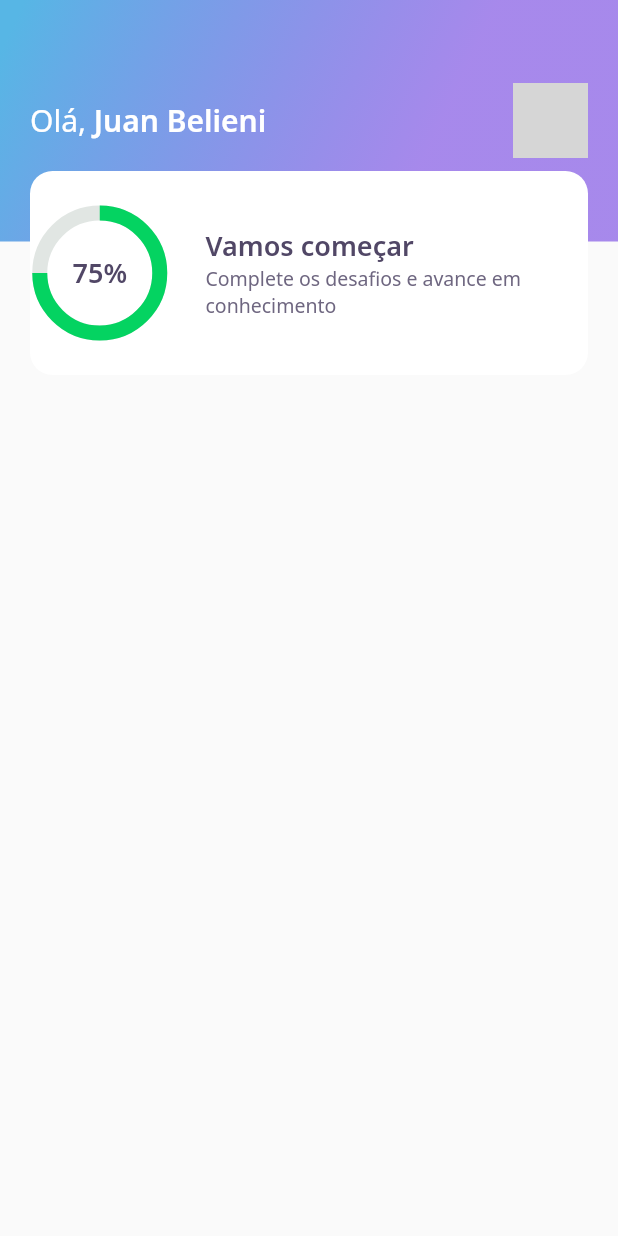
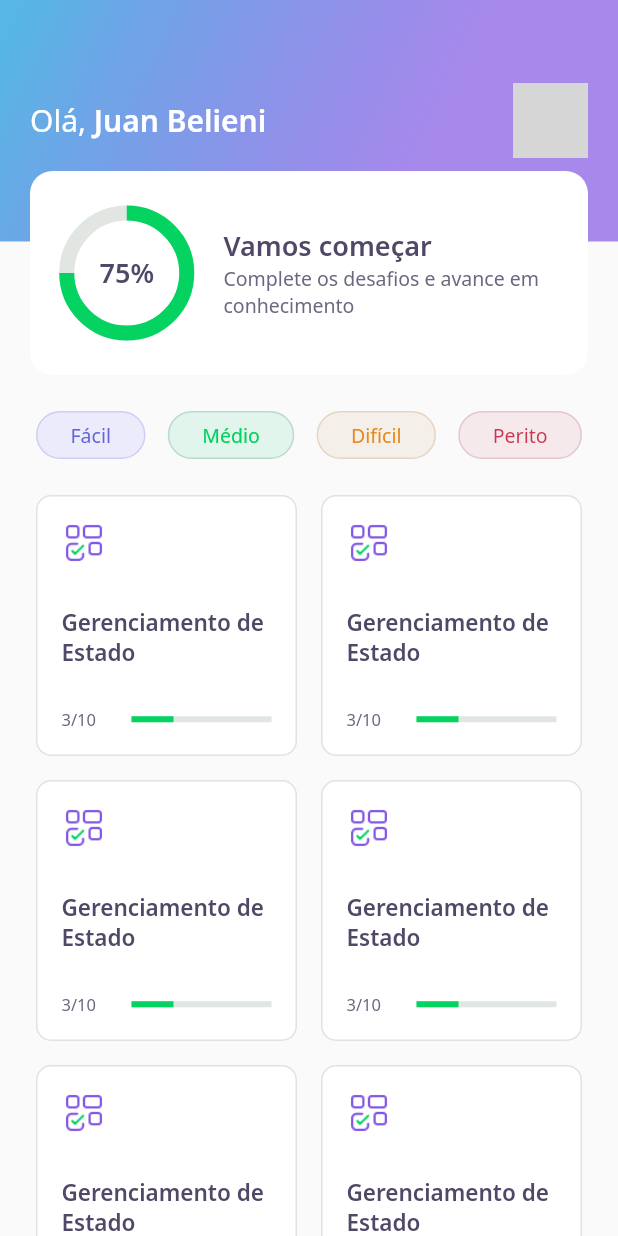
Before and after one commit to juanbelieni/devquiz, a Flutter app: the screen it shows after launch, on a phone screen of 412 x 824 dp. Run offline on Flutter 3.47's test engine with Material 2 defaults, Android fonts, the phone set to English and light mode, and no system bars; our stand-ins replace google_fonts; network calls fail; grey boxes are pictures that could not be loaded.

Commit message:
Day 2 - NLW

```diff
--- a/lib/home/home_page.dart
+++ b/lib/home/home_page.dart
@@ -1,9 +1,9 @@
 import 'package:devquiz/home/widgets/app_bar/app_bar_widget.dart';
+import 'package:devquiz/home/widgets/level_button/level_button_widget.dart';
+import 'package:devquiz/home/widgets/quiz_card/quiz_card_widget.dart';
 import 'package:flutter/material.dart';
 
 class HomePage extends StatefulWidget {
-  // const HomePage({Key? key}) : super(key: key);
-
   @override
   _HomePageState createState() => _HomePageState();
 }
@@ -13,6 +13,45 @@ class _HomePageState extends State<HomePage> {
   Widget build(BuildContext context) {
     return Scaffold(
       appBar: AppBarWidget(),
+      body: Padding(
+        padding: const EdgeInsets.symmetric(horizontal: 24),
+        child: Column(
+          children: [
+            SizedBox(
+              height: 24,
+            ),
+            Row(
+              mainAxisAlignment: MainAxisAlignment.spaceBetween,
+              children: [
+                LevelButtonWidget(label: 'Fácil'),
+                LevelButtonWidget(label: 'Médio'),
+                LevelButtonWidget(label: 'Difícil'),
+                LevelButtonWidget(label: 'Perito'),
+              ],
+            ),
+            SizedBox(
+              height: 24,
+            ),
+            Expanded(
+              child: GridView.count(
+                crossAxisCount: 2,
+                crossAxisSpacing: 16,
+                mainAxisSpacing: 16,
+                padding: const EdgeInsets.only(bottom: 16),
+                children: [
+                  QuizCardWidget(),
+                  QuizCardWidget(),
+                  QuizCardWidget(),
+                  QuizCardWidget(),
+                  QuizCardWidget(),
+                  QuizCardWidget(),
+                  QuizCardWidget(),
+                ],
+              ),
+            ),
+          ],
+        ),
+      ),
     );
   }
 }
--- /dev/null
+++ b/lib/home/widgets/level_button/level_button_widget.dart
@@ -0,0 +1,62 @@
+import 'package:devquiz/core/core.dart';
+import 'package:flutter/material.dart';
+import 'package:google_fonts/google_fonts.dart';
+
+class LevelButtonWidget extends StatelessWidget {
+  final String label;
+
+  LevelButtonWidget({Key? key, required this.label})
+      : assert(["Fácil", "Médio", "Difícil", "Perito"].contains(label)),
+        super(key: key);
+
+  final decoration = {
+    "Fácil": {
+      "color": AppColors.levelButtonFacil,
+      "borderColor": AppColors.levelButtonBorderFacil,
+      "fontColor": AppColors.levelButtonTextFacil,
+    },
+    "Médio": {
+      "color": AppColors.levelButtonMedio,
+      "borderColor": AppColors.levelButtonBorderMedio,
+      "fontColor": AppColors.levelButtonTextMedio,
+    },
+    "Difícil": {
+      "color": AppColors.levelButtonDificil,
+      "borderColor": AppColors.levelButtonBorderDificil,
+      "fontColor": AppColors.levelButtonTextDificil,
+    },
+    'Perito': {
+      "color": AppColors.levelButtonPerito,
+      "borderColor": AppColors.levelButtonBorderPerito,
+      "fontColor": AppColors.levelButtonTextPerito,
+    },
+  };
+
+  Color get color => decoration[label]!['color']!;
+  Color get borderColor => decoration[label]!['borderColor']!;
+  Color get fontColor => decoration[label]!['fontColor']!;
+
+  @override
+  Widget build(BuildContext context) {
+    return Container(
+      decoration: BoxDecoration(
+        color: color,
+        border: Border.fromBorderSide(BorderSide(color: borderColor)),
+        borderRadius: BorderRadius.circular(28),
+      ),
+      child: Padding(
+        padding: const EdgeInsets.symmetric(
+          horizontal: 22,
+          vertical: 6,
+        ),
+        child: Text(
+          label,
+          style: GoogleFonts.notoSans(
+            color: fontColor,
+            fontSize: 13,
+          ),
+        ),
+      ),
+    );
+  }
+}
--- /dev/null
+++ b/lib/home/widgets/quiz_card/quiz_card_widget.dart
@@ -0,0 +1,43 @@
+import 'package:devquiz/core/core.dart';
+import 'package:devquiz/shared/widgets/progress_indicator/progress_indicator.dart';
+import 'package:flutter/material.dart';
+
+class QuizCardWidget extends StatelessWidget {
+  @override
+  Widget build(BuildContext context) {
+    return Container(
+        padding: const EdgeInsets.all(16),
+        decoration: BoxDecoration(
+          border: Border.fromBorderSide(BorderSide(color: AppColors.border)),
+          color: AppColors.white,
+          borderRadius: BorderRadius.circular(10),
+        ),
+        child: Column(
+          crossAxisAlignment: CrossAxisAlignment.start,
+          mainAxisAlignment: MainAxisAlignment.spaceBetween,
+          children: [
+            Container(
+              height: 30,
+              width: 30,
+              child: Image.asset(AppImages.blocks),
+            ),
+            Text(
+              "Gerenciamento de Estado",
+              style: AppTextStyles.heading15,
+            ),
+            Row(
+              children: [
+                Expanded(
+                  flex: 1,
+                  child: Text(
+                    "3/10",
+                    style: AppTextStyles.body11,
+                  ),
+                ),
+                Expanded(flex: 2, child: ProgressIndicatorWidget(value: 0.3))
+              ],
+            )
+          ],
+        ));
+  }
+}
--- a/lib/home/widgets/score_card/score_card_widget.dart
+++ b/lib/home/widgets/score_card/score_card_widget.dart
@@ -14,6 +14,8 @@ class ScoreCardWidget extends StatelessWidget {
           color: AppColors.white,
           borderRadius: BorderRadius.circular(15),
         ),
+        child: Padding(
+          padding: const EdgeInsets.symmetric(horizontal: 24),
           child: Row(
             crossAxisAlignment: CrossAxisAlignment.center,
             children: [
@@ -44,6 +46,7 @@ class ScoreCardWidget extends StatelessWidget {
             ],
           ),
         ),
+      ),
     );
   }
 }
--- /dev/null
+++ b/lib/shared/widgets/progress_indicator/progress_indicator.dart
@@ -0,0 +1,18 @@
+import 'package:devquiz/core/core.dart';
+import 'package:flutter/material.dart';
+
+class ProgressIndicatorWidget extends StatelessWidget {
+  final double value;
+
+  const ProgressIndicatorWidget({Key? key, required this.value})
+      : super(key: key);
+
+  @override
+  Widget build(BuildContext context) {
+    return LinearProgressIndicator(
+      value: value,
+      backgroundColor: AppColors.chartSecondary,
+      valueColor: AlwaysStoppedAnimation<Color>(AppColors.chartPrimary),
+    );
+  }
+}
```
Also changed, not shown: lib/challenge/challenge_page.dart (added, +23 -0 lines), lib/challenge/widgets/awnser/awnser_widget.dart (added, +77 -0 lines), lib/challenge/widgets/question_indicator/question_indicator_widget.dart (added, +32 -0 lines), lib/challenge/widgets/quiz/quiz_widget.dart (added, +45 -0 lines). Lines whose indentation alone changed are shown as unchanged.
